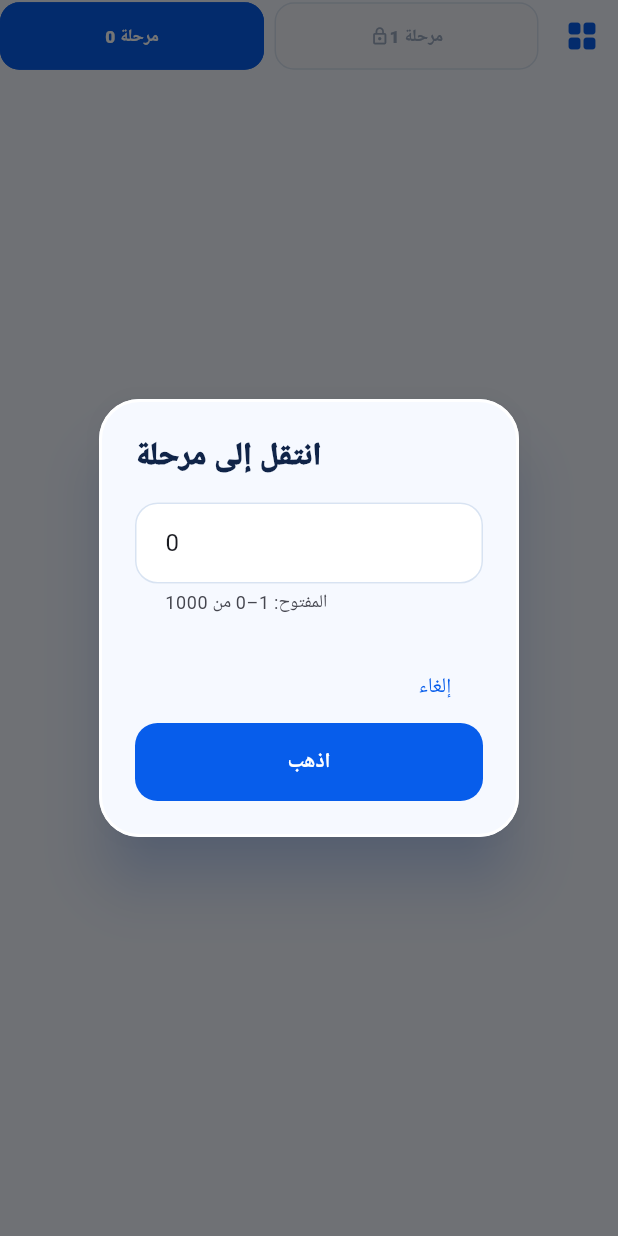
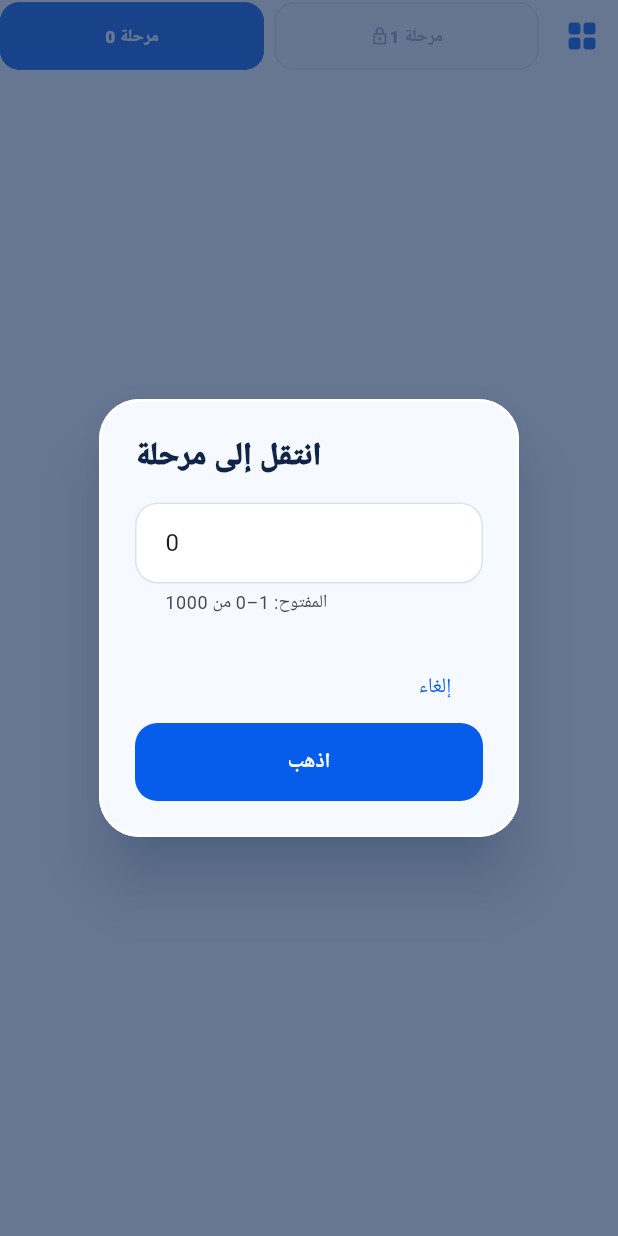
Before and after one commit to walidatiyaai2025-gif/school, a Flutter app: the GameStageStrip widget shown alone on an empty page, opened directly with empty values, after a tap on the "grid view" icon, on a phone screen of 412 x 824 dp. Run offline on Flutter 3.47's test engine with Material 3 defaults, Android fonts, the phone set to English and light mode, and no system bars; our stand-ins replace audioplayers, firebase_core, firebase_messaging, flutter_local_notifications, flutter_secure_storage, flutter_timezone and 8 more; accounts and stored records are empty.

Commit message:
feat(home/play): persistent subject notice, animated 3D cards and shared popup transitions

```diff
--- /dev/null
+++ b/mobile/lib/widgets/clean_3d_dialog.dart
@@ -0,0 +1,37 @@
+import 'package:flutter/material.dart';
+import '../core/brand.dart';
+
+/// Shared shadowed/glossy 3D popup entrance for the game's choice dialogs.
+/// Material AlertDialogs throughout the app inherit Brand.dialogTheme.
+Future<T?> showClean3DDialog<T>({
+  required BuildContext context,
+  required WidgetBuilder builder,
+  bool barrierDismissible = true,
+}) {
+  return showGeneralDialog<T>(
+    context: context,
+    barrierDismissible: barrierDismissible,
+    barrierLabel: 'Close',
+    barrierColor: const Color(0xA9203459),
+    transitionDuration: const Duration(milliseconds: 300),
+    pageBuilder: (dialogContext, _, __) => Theme(
+      data: Theme.of(dialogContext).copyWith(
+        dialogTheme: Brand.theme.dialogTheme,
+      ),
+      child: Builder(builder: builder),
+    ),
+    transitionBuilder: (dialogContext, animation, _, child) {
+      if (MediaQuery.disableAnimationsOf(dialogContext)) return child;
+      final curved = CurvedAnimation(
+        parent: animation, curve: Curves.easeOutCubic,
+      );
+      return FadeTransition(
+        opacity: curved,
+        child: ScaleTransition(
+          scale: Tween<double>(begin: .88, end: 1).animate(curved),
+          child: child,
+        ),
+      );
+    },
+  );
+}
--- a/mobile/lib/widgets/game_stage_strip.dart
+++ b/mobile/lib/widgets/game_stage_strip.dart
@@ -1,6 +1,7 @@
 import 'package:flutter/material.dart';
 import '../core/brand.dart';
 import '../games/game_stages.dart';
+import 'clean_3d_dialog.dart';
 
 /// Virtual stage navigation: never create 1000 widgets at once.
 class GameStageStrip extends StatelessWidget {
@@ -55,7 +56,7 @@ class GameStageStrip extends StatelessWidget {
 
   Future<void> _jumpToStage(BuildContext context) async {
     final controller = TextEditingController(text: current.toString());
-    final choice = await showDialog<int>(context: context,
+    final choice = await showClean3DDialog<int>(context: context,
       builder: (ctx) => AlertDialog(
         title: Text(english ? 'Jump to a level' : 'انتقل إلى مرحلة'),
         content: TextField(
```
Also changed, not shown: mobile/lib/screens/home_screen.dart (+10 -9 lines), mobile/lib/screens/play_screen.dart (+15 -13 lines).
